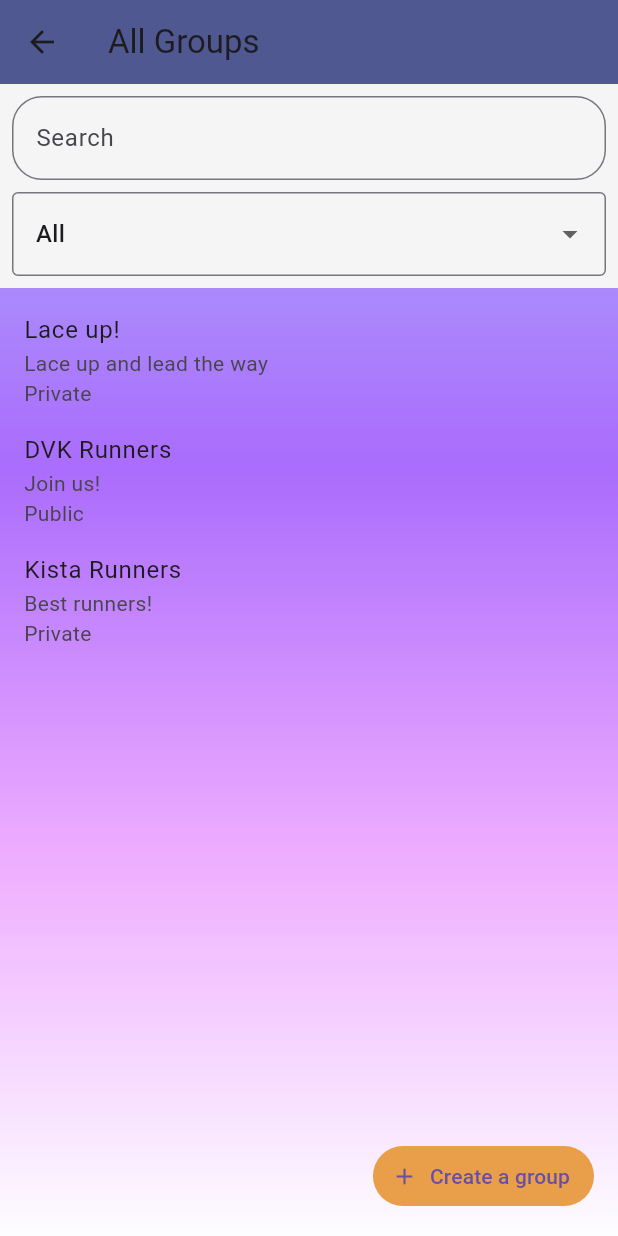
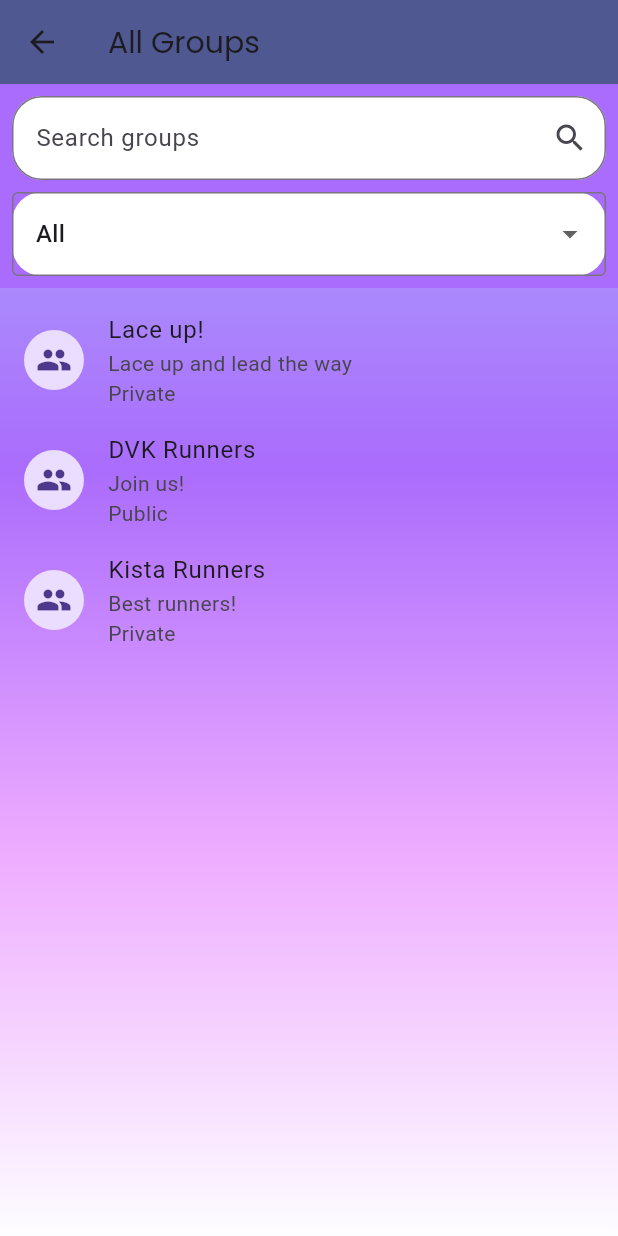
Before and after one commit to Edwinexd/dsv-pvt, a Flutter app: the screen it shows after launch, item 3 of the bottom bar chosen, after a tap on "Search groups", on a phone screen of 412 x 824 dp. Run offline on Flutter 3.47's test engine with Material 3 defaults, Android fonts, the phone set to English and light mode, and no system bars; our stand-ins replace dio, flutter_dotenv, google_fonts; missing offline and left inert: location_picker_flutter_map; network calls fail.

Commit message:
Based on Figma prototype changes.

```diff
--- a/flutter_application/lib/views/all_group_pages.dart
+++ b/flutter_application/lib/views/all_group_pages.dart
@@ -1,8 +1,7 @@
 import 'package:flutter/material.dart';
 import 'package:flutter_application/background_for_pages.dart';
 import 'package:flutter_application/models/group.dart';
-import 'package:flutter_application/views/group_creation_page.dart';
-
+import 'package:google_fonts/google_fonts.dart';
 
 class AllGroupsPage extends StatefulWidget {
   const AllGroupsPage({super.key});
@@ -12,11 +11,25 @@ class AllGroupsPage extends StatefulWidget {
 }
 
 class _AllGroupsPageState extends State<AllGroupsPage> {
-  //List of instance groups
   final List<Group> _groups = [
-    const Group(id: 3, name: 'Lace up!', description: 'Lace up and lead the way', isPrivate: true, ownerId: '1'),
-    const Group(id: 2, name: 'DVK Runners', description: 'Join us!', isPrivate: false, ownerId: '1'),
-    const Group(id: 4, name: 'Kista Runners', description: 'Best runners!', isPrivate: true, ownerId: '1'),
+    const Group(
+        id: 3,
+        name: 'Lace up!',
+        description: 'Lace up and lead the way',
+        isPrivate: true,
+        ownerId: '1'),
+    const Group(
+        id: 2,
+        name: 'DVK Runners',
+        description: 'Join us!',
+        isPrivate: false,
+        ownerId: '1'),
+    const Group(
+        id: 4,
+        name: 'Kista Runners',
+        description: 'Best runners!',
+        isPrivate: true,
+        ownerId: '1'),
   ];
 
   String _searchQuery = '';
@@ -28,43 +41,61 @@ class _AllGroupsPageState extends State<AllGroupsPage> {
       final name = group.name.toLowerCase();
       final isPrivate = group.isPrivate;
 
+      //Filter system will be 'changed'
       bool matchesSearchQuery = name.contains(_searchQuery.toLowerCase());
-      bool isPublicMatch = (_selectedFilter == 'All')
-      || (_selectedFilter == 'Public' && !isPrivate)
-      || (_selectedFilter == 'Private' && isPrivate);
+      bool isPublicMatch = (_selectedFilter == 'All') ||
+          (_selectedFilter == 'Public' && !isPrivate) ||
+          (_selectedFilter == 'Private' && isPrivate);
       return matchesSearchQuery && isPublicMatch;
     }).toList();
 
     return Scaffold(
       appBar: AppBar(
-        title: const Text('All Groups'),
+        title: Text(
+          'All Groups',
+          style: GoogleFonts.poppins(
+            textStyle: const TextStyle(
+              fontSize: 20,
+            )
+          ),
+        ),
         backgroundColor: const Color.fromARGB(230, 60, 71, 133),
       ),
-
       body: DefaultBackground(
         children: [
           Container(
-            color: Colors.grey[100], //Background color of the box
+            color: const Color(0xFFAA6CFC),
             padding: const EdgeInsets.all(8.0),
             child: Column(
               crossAxisAlignment: CrossAxisAlignment.stretch,
               children: [
-                TextField(
+                Container(
+                  decoration: BoxDecoration(
+                    color: Colors.white,
+                    borderRadius: BorderRadius.circular(20),
+                  ),
+                  child: TextField(
                     onChanged: (value) {
                       setState(() {
                         _searchQuery = value;
                       });
                     },
                     decoration: const InputDecoration(
-                    labelText: 'Search',
+                      labelText: 'Search groups',
                       border: OutlineInputBorder(
                         borderRadius: BorderRadius.all(Radius.circular(20)),
+                      ),
+                      suffixIcon: Icon(Icons.search),
                     ),
                   ),
                 ),
                 const SizedBox(height: 8),
-
-                DropdownButtonFormField(
+                Container(
+                  decoration: BoxDecoration(
+                    color: Colors.white,
+                    borderRadius: BorderRadius.circular(20),
+                  ),
+                  child: DropdownButtonFormField(
                     value: _selectedFilter,
                     onChanged: (value) {
                       setState(() {
@@ -78,30 +109,34 @@ class _AllGroupsPageState extends State<AllGroupsPage> {
                     ),
                     items: const [
                       DropdownMenuItem(value: 'All', child: Text('All')),
-                    DropdownMenuItem(value: 'Public', child: Text('Show only public groups')),
-                    DropdownMenuItem(value: 'Private', child: Text('Show only private groups')),
+                      DropdownMenuItem(
+                          value: 'Public',
+                          child: Text('Show only public groups')),
+                      DropdownMenuItem(
+                          value: 'Private',
+                          child: Text('Show only private groups')),
                     ],
+                  ),
                 ),
               ],
             ),
           ),
           const SizedBox(height: 8),
-
           Expanded(
             child: ListView.builder(
               itemCount: filteredGroups.length,
               itemBuilder: (context, index) {
                 final group = filteredGroups[index];
                 return ListTile(
+                  leading: const CircleAvatar(
+                    child: Icon(Icons.group), // Placeholder icon
+                  ),
                   title: Text(
                     group.name,
                     style: const TextStyle(
                       fontStyle: FontStyle.normal,
-
                     ),
-
                   ),
-
                   subtitle: Column(
                     crossAxisAlignment: CrossAxisAlignment.start,
                     children: [
@@ -115,20 +150,6 @@ class _AllGroupsPageState extends State<AllGroupsPage> {
           ),
         ],
       ),
-
-      floatingActionButton: TextButton.icon(
-        onPressed: () {
-          Navigator.push(
-            context,
-            MaterialPageRoute(builder: (context) => GroupCreation()),
-          );
-        },
-        style: TextButton.styleFrom(
-        backgroundColor: const Color.fromARGB(255, 233, 159, 73),
-        ),
-        icon: const Icon(Icons.add),
-        label: const Text('Create a group'),
-      ),
     );
   }
 }
--- a/flutter_application/lib/views/my_groups.dart
+++ b/flutter_application/lib/views/my_groups.dart
@@ -20,7 +20,7 @@ class MyGroups extends StatelessWidget {
       appBar: AppBar(
         title: Text(
           'Groups',
-          style: GoogleFonts.roboto(
+          style: GoogleFonts.poppins(
             textStyle: const TextStyle(
               fontSize: 20.0,
             ),
@@ -36,10 +36,12 @@ class MyGroups extends StatelessWidget {
               child: Column(
                 mainAxisAlignment: MainAxisAlignment.start,
                 children: [
-                  const Text(
+                  Text(
                     'Groups',
-                    style: TextStyle(
-                      fontSize: 24.0,
+                    style: GoogleFonts.poppins(
+                      textStyle: const TextStyle(
+                        fontSize: 20.0,
+                      ),
                     ),
                   ),
                   const SizedBox(height: 8),
```
Also changed, not shown: flutter_application/lib/views/group_members.dart (+10 -1 lines), flutter_application/lib/views/group_page.dart (+6 -3 lines). Lines whose indentation alone changed are shown as unchanged.
